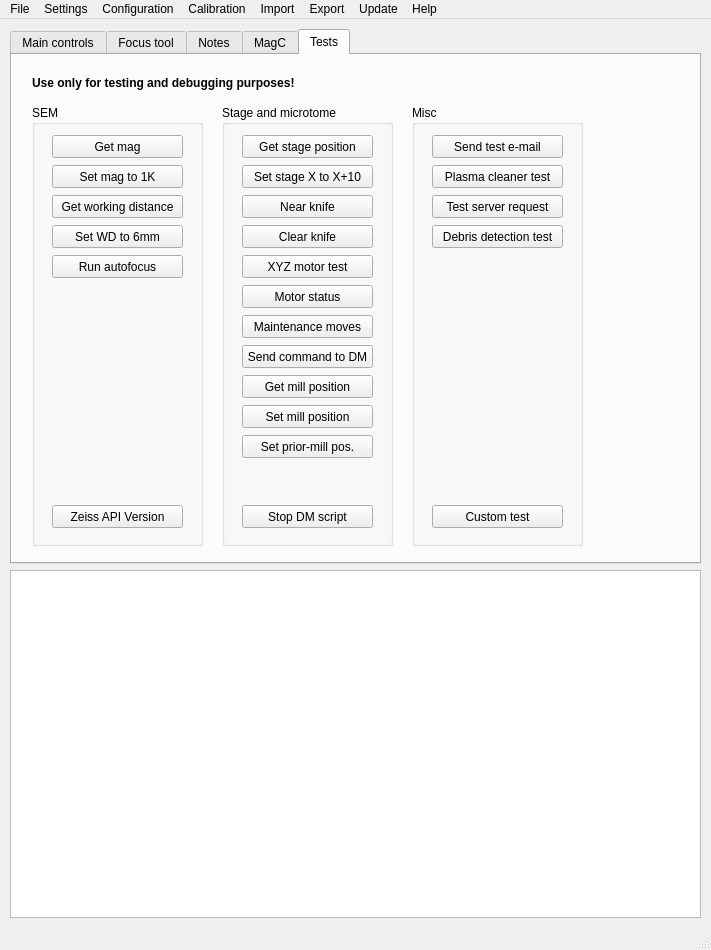
Before: the Qt Designer form gui/main_window.ui in SBEMimage/SBEMimage, drawn with Qt 5.
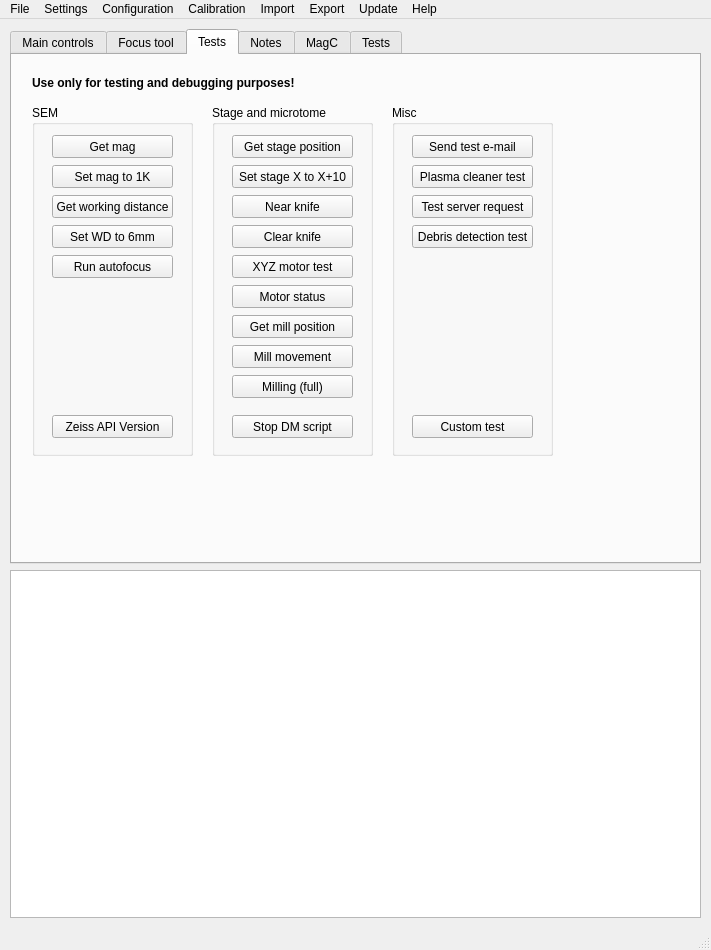
After: the same form once the commit is applied. The open tabs and pages were chosen to show the change.

Commit message: fix test buttons for GCIB after merge

Diff of the .ui file:
```diff
--- a/gui/main_window.ui
+++ b/gui/main_window.ui
@@ -1753,6 +1753,355 @@
         </property>
        </widget>
       </widget>
+      <widget class="QWidget" name="comTests">
+       <attribute name="title">
+        <string>Tests</string>
+       </attribute>
+       <widget class="QLabel" name="label_3">
+        <property name="geometry">
+         <rect>
+          <x>20</x>
+          <y>20</y>
+          <width>311</width>
+          <height>16</height>
+         </rect>
+        </property>
+        <property name="font">
+         <font>
+          <weight>75</weight>
+          <bold>true</bold>
+         </font>
+        </property>
+        <property name="text">
+         <string>Use only for testing and debugging purposes!</string>
+        </property>
+       </widget>
+       <widget class="QGroupBox" name="groupBox_4">
+        <property name="geometry">
+         <rect>
+          <x>20</x>
+          <y>50</y>
+          <width>161</width>
+          <height>351</height>
+         </rect>
+        </property>
+        <property name="title">
+         <string>SEM</string>
+        </property>
+        <widget class="QPushButton" name="pushButton_testGetMag">
+         <property name="geometry">
+          <rect>
+           <x>20</x>
+           <y>30</y>
+           <width>121</width>
+           <height>23</height>
+          </rect>
+         </property>
+         <property name="text">
+          <string>Get mag</string>
+         </property>
+        </widget>
+        <widget class="QPushButton" name="pushButton_testSetMag">
+         <property name="geometry">
+          <rect>
+           <x>20</x>
+           <y>60</y>
+           <width>121</width>
+           <height>23</height>
+          </rect>
+         </property>
+         <property name="text">
+          <string>Set mag to 1K</string>
+         </property>
+        </widget>
+        <widget class="QPushButton" name="pushButton_testZeissAPIVersion">
+         <property name="geometry">
+          <rect>
+           <x>20</x>
+           <y>310</y>
+           <width>121</width>
+           <height>23</height>
+          </rect>
+         </property>
+         <property name="text">
+          <string>Zeiss API Version</string>
+         </property>
+        </widget>
+        <widget class="QPushButton" name="pushButton_testGetFocus">
+         <property name="geometry">
+          <rect>
+           <x>20</x>
+           <y>90</y>
+           <width>121</width>
+           <height>23</height>
+          </rect>
+         </property>
+         <property name="text">
+          <string>Get working distance</string>
+         </property>
+        </widget>
+        <widget class="QPushButton" name="pushButton_testSetFocus">
+         <property name="geometry">
+          <rect>
+           <x>20</x>
+           <y>120</y>
+           <width>121</width>
+           <height>23</height>
+          </rect>
+         </property>
+         <property name="text">
+          <string>Set WD to 6mm</string>
+         </property>
+        </widget>
+        <widget class="QPushButton" name="pushButton_testRunAutofocus">
+         <property name="geometry">
+          <rect>
+           <x>20</x>
+           <y>150</y>
+           <width>121</width>
+           <height>23</height>
+          </rect>
+         </property>
+         <property name="text">
+          <string>Run autofocus</string>
+         </property>
+        </widget>
+       </widget>
+       <widget class="QGroupBox" name="groupBox_6">
+        <property name="geometry">
+         <rect>
+          <x>200</x>
+          <y>50</y>
+          <width>161</width>
+          <height>351</height>
+         </rect>
+        </property>
+        <property name="title">
+         <string>Stage and microtome</string>
+        </property>
+        <widget class="QPushButton" name="pushButton_testGetStage">
+         <property name="geometry">
+          <rect>
+           <x>20</x>
+           <y>30</y>
+           <width>121</width>
+           <height>23</height>
+          </rect>
+         </property>
+         <property name="text">
+          <string>Get stage position</string>
+         </property>
+        </widget>
+        <widget class="QPushButton" name="pushButton_testSetStage">
+         <property name="geometry">
+          <rect>
+           <x>20</x>
+           <y>60</y>
+           <width>121</width>
+           <height>23</height>
+          </rect>
+         </property>
+         <property name="text">
+          <string>Set stage X to X+10</string>
+         </property>
+        </widget>
+        <widget class="QPushButton" name="pushButton_testNearKnife">
+         <property name="geometry">
+          <rect>
+           <x>20</x>
+           <y>90</y>
+           <width>121</width>
+           <height>23</height>
+          </rect>
+         </property>
+         <property name="text">
+          <string>Near knife</string>
+         </property>
+        </widget>
+        <widget class="QPushButton" name="pushButton_testStopDMScript">
+         <property name="geometry">
+          <rect>
+           <x>20</x>
+           <y>310</y>
+           <width>121</width>
+           <height>23</height>
+          </rect>
+         </property>
+         <property name="text">
+          <string>Stop DM script</string>
+         </property>
+        </widget>
+        <widget class="QPushButton" name="pushButton_testClearKnife">
+         <property name="geometry">
+          <rect>
+           <x>20</x>
+           <y>120</y>
+           <width>121</width>
+           <height>23</height>
+          </rect>
+         </property>
+         <property name="text">
+          <string>Clear knife</string>
+         </property>
+        </widget>
+        <widget class="QPushButton" name="pushButton_testMotors">
+         <property name="geometry">
+          <rect>
+           <x>20</x>
+           <y>150</y>
+           <width>121</width>
+           <height>23</height>
+          </rect>
+         </property>
+         <property name="text">
+          <string>XYZ motor test</string>
+         </property>
+        </widget>
+        <widget class="QPushButton" name="pushButton_testSendCommand">
+         <property name="geometry">
+          <rect>
+           <x>20</x>
+           <y>210</y>
+           <width>121</width>
+           <height>23</height>
+          </rect>
+         </property>
+         <property name="text">
+          <string>Send command to DM</string>
+         </property>
+        </widget>
+        <widget class="QPushButton" name="pushButton_testMotorStatusDlg">
+         <property name="geometry">
+          <rect>
+           <x>20</x>
+           <y>180</y>
+           <width>121</width>
+           <height>23</height>
+          </rect>
+         </property>
+         <property name="text">
+          <string>Motor status</string>
+         </property>
+        </widget>
+        <widget class="QPushButton" name="pushButton_testGetMillPos">
+         <property name="geometry">
+          <rect>
+           <x>20</x>
+           <y>210</y>
+           <width>121</width>
+           <height>23</height>
+          </rect>
+         </property>
+         <property name="text">
+          <string>Get mill position</string>
+         </property>
+        </widget>
+        <widget class="QPushButton" name="pushButton_testMillMov">
+         <property name="geometry">
+          <rect>
+           <x>20</x>
+           <y>240</y>
+           <width>121</width>
+           <height>23</height>
+          </rect>
+         </property>
+         <property name="text">
+          <string>Mill movement</string>
+         </property>
+        </widget>
+        <widget class="QPushButton" name="pushButton_testMilling">
+         <property name="geometry">
+          <rect>
+           <x>20</x>
+           <y>270</y>
+           <width>121</width>
+           <height>23</height>
+          </rect>
+         </property>
+         <property name="text">
+          <string>Milling (full)</string>
+         </property>
+        </widget>
+       </widget>
+       <widget class="QGroupBox" name="groupBox_7">
+        <property name="geometry">
+         <rect>
+          <x>380</x>
+          <y>50</y>
+          <width>161</width>
+          <height>351</height>
+         </rect>
+        </property>
+        <property name="title">
+         <string>Misc</string>
+        </property>
+        <widget class="QPushButton" name="pushButton_testSendEMail">
+         <property name="geometry">
+          <rect>
+           <x>20</x>
+           <y>30</y>
+           <width>121</width>
+           <height>23</height>
+          </rect>
+         </property>
+         <property name="text">
+          <string>Send test e-mail</string>
+         </property>
+        </widget>
+        <widget class="QPushButton" name="pushButton_testPlasmaCleaner">
+         <property name="geometry">
+          <rect>
+           <x>20</x>
+           <y>60</y>
+           <width>121</width>
+           <height>23</height>
+          </rect>
+         </property>
+         <property name="text">
+          <string>Plasma cleaner test</string>
+         </property>
+        </widget>
+        <widget class="QPushButton" name="pushButton_testServerRequest">
+         <property name="geometry">
+          <rect>
+           <x>20</x>
+           <y>90</y>
+           <width>121</width>
+           <height>23</height>
+          </rect>
+         </property>
+         <property name="text">
+          <string>Test server request</string>
+         </property>
+        </widget>
+        <widget class="QPushButton" name="pushButton_testCustom">
+         <property name="geometry">
+          <rect>
+           <x>20</x>
+           <y>310</y>
+           <width>121</width>
+           <height>23</height>
+          </rect>
+         </property>
+         <property name="text">
+          <string>Custom test</string>
+         </property>
+        </widget>
+        <widget class="QPushButton" name="pushButton_testDebrisDetection">
+         <property name="geometry">
+          <rect>
+           <x>20</x>
+           <y>120</y>
+           <width>121</width>
+           <height>23</height>
+          </rect>
+         </property>
+         <property name="text">
+          <string>Debris detection test</string>
+         </property>
+        </widget>
+       </widget>
+      </widget>
       <widget class="QWidget" name="tab_Notes">
        <attribute name="title">
         <string>Notes</string>
@@ -2531,45 +2880,6 @@
           <string>Motor status</string>
          </property>
         </widget>
-        <widget class="QPushButton" name="pushButton_testGetMillPos">
-         <property name="geometry">
-          <rect>
-           <x>20</x>
-           <y>270</y>
-           <width>131</width>
-           <height>23</height>
-          </rect>
-         </property>
-         <property name="text">
-          <string>Get mill position</string>
-         </property>
-        </widget>
-        <widget class="QPushButton" name="pushButton_testMoveMillPos">
-         <property name="geometry">
-          <rect>
-           <x>20</x>
-           <y>300</y>
-           <width>131</width>
-           <height>23</height>
-          </rect>
-         </property>
-         <property name="text">
-          <string>Set mill position</string>
-         </property>
-        </widget>
-        <widget class="QPushButton" name="pushButton_testMovePriorMillPos">
-         <property name="geometry">
-          <rect>
-           <x>20</x>
-           <y>330</y>
-           <width>131</width>
-           <height>23</height>
-          </rect>
-         </property>
-         <property name="text">
-          <string>Set prior-mill pos.</string>
-         </property>
-        </widget>
         <widget class="QPushButton" name="pushButton_testRunMaintenanceMoves">
          <property name="geometry">
           <rect>
```
Left out of the diff: 4 changed lines with no effect on the pictures. The commit also changes 1 other file.
